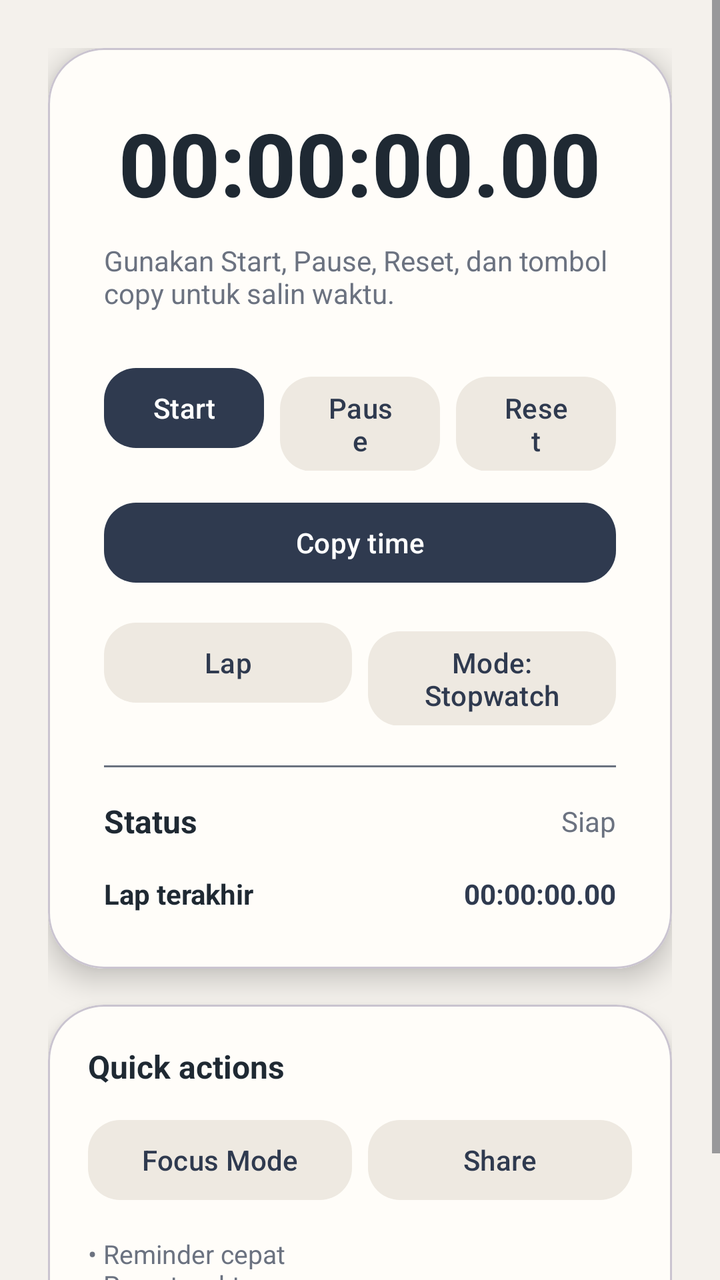
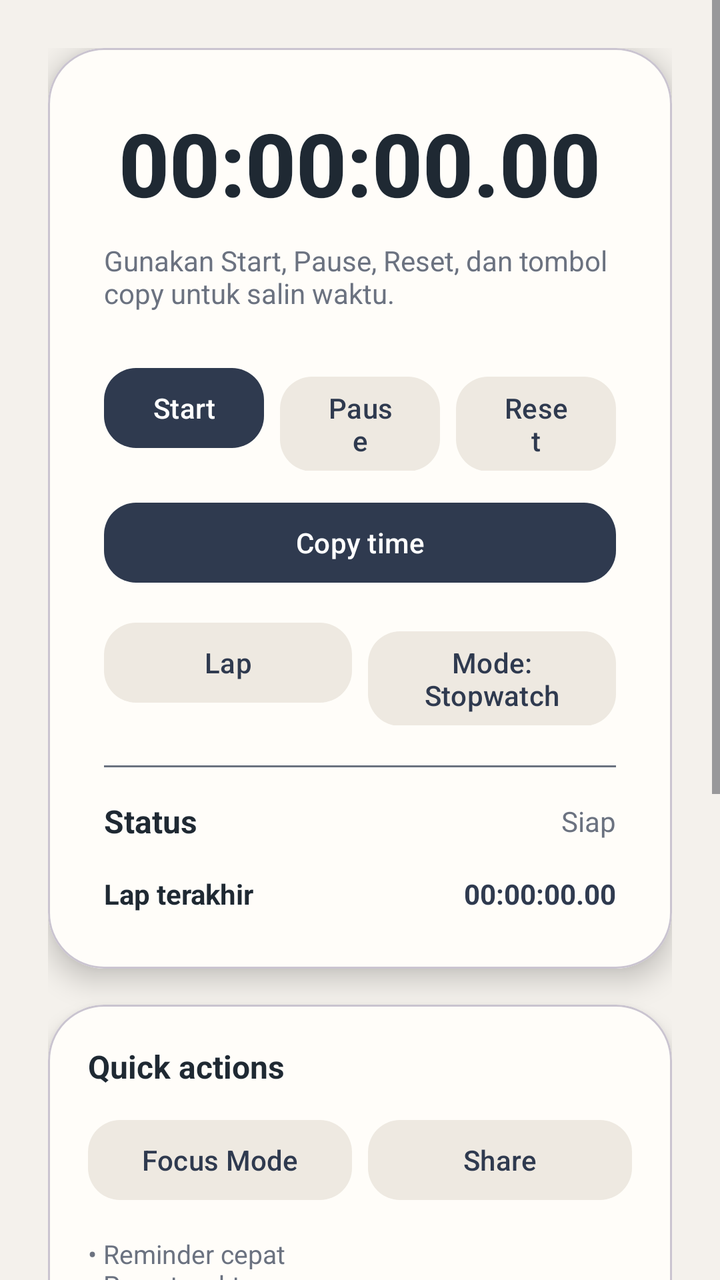

An Android layout rendered at two revisions. The XML below is the earlier revision; the diff shows what the commit changed to produce the second picture.
<!-- AndroidManifest.xml: application theme Theme.App -->
<!-- res/layout/fragment_timer.xml -->
<ScrollView xmlns:android="http://schemas.android.com/apk/res/android"
    xmlns:app="http://schemas.android.com/apk/res-auto"
    android:layout_width="match_parent"
    android:layout_height="match_parent"
    android:fillViewport="true"
    android:background="@color/surface_bg">

    <LinearLayout
        android:layout_width="match_parent"
        android:layout_height="wrap_content"
        android:gravity="center"
        android:orientation="vertical"
        android:padding="24dp">

        <com.google.android.material.card.MaterialCardView
            android:layout_width="match_parent"
            android:layout_height="wrap_content"
            app:cardBackgroundColor="@color/card_bg"
            app:cardCornerRadius="28dp"
            app:cardElevation="8dp">

            <LinearLayout
                android:layout_width="match_parent"
                android:layout_height="wrap_content"
                android:gravity="center"
                android:orientation="vertical"
                android:padding="28dp">

                <TextView
                    android:id="@+id/timer_display"
                    android:layout_width="wrap_content"
                    android:layout_height="wrap_content"
                    android:fontFamily="sans-serif-medium"
                    android:text="@string/timer_initial"
                    android:textAlignment="center"
                    android:textColor="@color/text_main"
                    android:textSize="44sp"
                    android:textStyle="bold" />

                <TextView
                    android:id="@+id/timer_hint"
                    android:layout_width="wrap_content"
                    android:layout_height="wrap_content"
                    android:layout_marginTop="10dp"
                    android:layout_marginBottom="24dp"
                    android:text="@string/timer_hint"
                    android:textAlignment="center"
                    android:textColor="@color/text_muted"
                    android:textSize="14sp" />

                <LinearLayout
                    android:layout_width="match_parent"
                    android:layout_height="wrap_content"
                    android:orientation="horizontal">

                    <com.google.android.material.button.MaterialButton
                        android:id="@+id/btn_start"
                        android:layout_width="0dp"
                        android:layout_height="wrap_content"
                        android:layout_marginEnd="8dp"
                        android:layout_weight="1"
                        android:text="@string/timer_start"
                        android:textColor="@color/on_primary"
                        app:backgroundTint="@color/primary"
                        app:cornerRadius="16dp" />

                    <com.google.android.material.button.MaterialButton
                        android:id="@+id/btn_pause"
                        android:layout_width="0dp"
                        android:layout_height="wrap_content"
                        android:layout_marginEnd="8dp"
                        android:layout_weight="1"
                        android:text="@string/timer_pause"
                        android:textColor="@color/primary"
                        app:backgroundTint="@color/accent_soft"
                        app:cornerRadius="16dp" />

                    <com.google.android.material.button.MaterialButton
                        android:id="@+id/btn_reset"
                        android:layout_width="0dp"
                        android:layout_height="wrap_content"
                        android:layout_weight="1"
                        android:text="@string/timer_reset"
                        android:textColor="@color/primary"
                        app:backgroundTint="@color/accent_soft"
                        app:cornerRadius="16dp" />
                </LinearLayout>

                <com.google.android.material.button.MaterialButton
                    android:id="@+id/btn_copy"
                    android:layout_width="match_parent"
                    android:layout_height="wrap_content"
                    android:layout_marginTop="12dp"
                    android:text="@string/timer_copy"
                    android:textColor="@color/on_primary"
                    app:backgroundTint="@color/primary"
                    app:cornerRadius="16dp" />

                <LinearLayout
                    android:layout_width="match_parent"
                    android:layout_height="wrap_content"
                    android:layout_marginTop="12dp"
                    android:orientation="horizontal">

                    <com.google.android.material.button.MaterialButton
                        android:id="@+id/btn_lap"
                        android:layout_width="0dp"
                        android:layout_height="wrap_content"
                        android:layout_marginEnd="8dp"
                        android:layout_weight="1"
                        android:text="@string/timer_lap"
                        android:textColor="@color/primary"
                        app:backgroundTint="@color/accent_soft"
                        app:cornerRadius="16dp" />

                    <com.google.android.material.button.MaterialButton
                        android:id="@+id/btn_countdown"
                        android:layout_width="0dp"
                        android:layout_height="wrap_content"
                        android:layout_weight="1"
                        android:text="@string/mode_stopwatch"
                        android:textColor="@color/primary"
                        app:backgroundTint="@color/accent_soft"
                        app:cornerRadius="16dp" />
                </LinearLayout>

                <LinearLayout
                    android:id="@+id/target_row"
                    android:layout_width="match_parent"
                    android:layout_height="wrap_content"
                    android:layout_marginTop="12dp"
                    android:gravity="center_vertical"
                    android:orientation="horizontal"
                    android:visibility="gone">

                    <com.google.android.material.button.MaterialButton
                        android:id="@+id/btn_minus"
                        android:layout_width="48dp"
                        android:layout_height="48dp"
                        android:text="−"
                        android:textColor="@color/primary"
                        android:textSize="18sp"
                        app:backgroundTint="@color/accent_soft"
                        app:cornerRadius="24dp" />

                    <TextView
                        android:id="@+id/target_label"
                        android:layout_width="0dp"
                        android:layout_height="wrap_content"
                        android:layout_marginHorizontal="12dp"
                        android:layout_weight="1"
                        android:gravity="center"
                        android:text="Target: 1:00"
                        android:textColor="@color/text_main"
                        android:textSize="15sp"
                        android:textStyle="bold" />

                    <com.google.android.material.button.MaterialButton
                        android:id="@+id/btn_plus"
                        android:layout_width="48dp"
                        android:layout_height="48dp"
                        android:text="+"
                        android:textColor="@color/primary"
                        android:textSize="18sp"
                        app:backgroundTint="@color/accent_soft"
                        app:cornerRadius="24dp" />
                </LinearLayout>

                <View
                    android:layout_width="match_parent"
                    android:layout_height="1dp"
                    android:layout_marginTop="20dp"
                    android:layout_marginBottom="16dp"
                    android:background="@color/text_muted" />

                <LinearLayout
                    android:layout_width="match_parent"
                    android:layout_height="wrap_content"
                    android:gravity="center_vertical"
                    android:orientation="horizontal">

                    <TextView
                        android:layout_width="0dp"
                        android:layout_height="wrap_content"
                        android:layout_weight="1"
                        android:text="@string/timer_status_label"
                        android:textColor="@color/text_main"
                        android:textStyle="bold"
                        android:textSize="16sp" />

                    <TextView
                        android:id="@+id/timer_status"
                        android:layout_width="wrap_content"
                        android:layout_height="wrap_content"
                        android:text="@string/timer_ready"
                        android:textColor="@color/text_muted"
                        android:textSize="14sp" />
                </LinearLayout>

                <ProgressBar
                    android:id="@+id/timer_progress"
                    style="?android:attr/progressBarStyleHorizontal"
                    android:layout_width="match_parent"
                    android:layout_height="wrap_content"
                    android:layout_marginTop="10dp"
                    android:max="100"
                    android:progress="0"
                    android:visibility="gone" />

                <LinearLayout
                    android:layout_width="match_parent"
                    android:layout_height="wrap_content"
                    android:layout_marginTop="16dp"
                    android:orientation="horizontal">

                    <TextView
                        android:layout_width="0dp"
                        android:layout_height="wrap_content"
                        android:layout_weight="1"
                        android:text="@string/timer_last_lap_label"
                        android:textColor="@color/text_main"
                        android:textStyle="bold"
                        android:textSize="14sp" />

                    <TextView
                        android:id="@+id/timer_last_lap"
                        android:layout_width="wrap_content"
                        android:layout_height="wrap_content"
                        android:text="@string/timer_initial"
                        android:textColor="@color/primary"
                        android:textStyle="bold"
                        android:textSize="14sp" />
                </LinearLayout>

                <TextView
                    android:id="@+id/lap_list"
                    android:layout_width="match_parent"
                    android:layout_height="wrap_content"
                    android:layout_marginTop="8dp"
                    android:background="@drawable/bg_button_soft"
                    android:padding="14dp"
                    android:text="@string/no_laps"
                    android:textColor="@color/text_main"
                    android:textSize="13sp"
                    android:visibility="gone" />
            </LinearLayout>
        </com.google.android.material.card.MaterialCardView>

        <com.google.android.material.card.MaterialCardView
            android:layout_width="match_parent"
            android:layout_height="wrap_content"
            android:layout_marginTop="18dp"
            app:cardBackgroundColor="@color/card_bg"
            app:cardCornerRadius="28dp"
            app:cardElevation="6dp">

            <LinearLayout
                android:layout_width="match_parent"
                android:layout_height="wrap_content"
                android:orientation="vertical"
                android:padding="20dp">

                <TextView
                    android:layout_width="wrap_content"
                    android:layout_height="wrap_content"
                    android:text="Quick actions"
                    android:textColor="@color/text_main"
                    android:textStyle="bold"
                    android:textSize="16sp" />

                <LinearLayout
                    android:layout_width="match_parent"
                    android:layout_height="wrap_content"
                    android:layout_marginTop="12dp"
                    android:orientation="horizontal">

                    <com.google.android.material.button.MaterialButton
                        android:id="@+id/btn_focus_mode"
                        android:layout_width="0dp"
                        android:layout_height="wrap_content"
                        android:layout_marginEnd="8dp"
                        android:layout_weight="1"
                        android:text="@string/btn_focus_mode"
                        android:textColor="@color/primary"
                        app:backgroundTint="@color/accent_soft"
                        app:cornerRadius="16dp" />

                    <com.google.android.material.button.MaterialButton
                        android:id="@+id/btn_share"
                        android:layout_width="0dp"
                        android:layout_height="wrap_content"
                        android:layout_weight="1"
                        android:text="@string/btn_share"
                        android:textColor="@color/primary"
                        app:backgroundTint="@color/accent_soft"
                        app:cornerRadius="16dp" />
                </LinearLayout>

                <TextView
                    android:layout_width="match_parent"
                    android:layout_height="wrap_content"
                    android:layout_marginTop="14dp"
                    android:text="• Reminder cepat\n• Preset waktu\n• Statistik sesi"
                    android:textColor="@color/text_muted"
                    android:textSize="13sp" />
            </LinearLayout>
        </com.google.android.material.card.MaterialCardView>
    </LinearLayout>
</ScrollView>
<!-- resources referenced by this layout -->
<resources>
  <color name="accent_soft">#EEE9E1</color>
  <color name="card_bg">#FFFDF9</color>
  <color name="on_primary">#FFFFFFFF</color>
  <color name="primary">#2F3A4F</color>
  <color name="surface_bg">#F4F1EC</color>
  <color name="text_main">#1F2933</color>
  <color name="text_muted">#6B7280</color>
  <!-- drawable bg_button_soft (drawable) -->
  <?xml version="1.0" encoding="utf-8"?>
  <shape xmlns:android="http://schemas.android.com/apk/res/android" android:shape="rectangle">
      <solid android:color="@color/accent_soft" />
      <corners android:radius="16dp" />
  </shape>
  <string name="btn_focus_mode">Focus Mode</string>
  <string name="btn_share">Share</string>
  <string name="mode_stopwatch">Mode: Stopwatch</string>
  <string name="no_laps">Belum ada lap</string>
  <string name="timer_copy">Copy time</string>
  <string name="timer_hint">Gunakan Start, Pause, Reset, dan tombol copy untuk salin waktu.</string>
  <string name="timer_initial">00:00:00.00</string>
  <string name="timer_lap">Lap</string>
  <string name="timer_last_lap_label">Lap terakhir</string>
  <string name="timer_pause">Pause</string>
  <string name="timer_ready">Siap</string>
  <string name="timer_reset">Reset</string>
  <string name="timer_start">Start</string>
  <string name="timer_status_label">Status</string>
  <style name="Theme.App" parent="Theme.Material3.DynamicColors.DayNight.NoActionBar">
          <item name="colorPrimary">@color/primary</item>
          <item name="colorOnPrimary">@color/on_primary</item>
      </style>
</resources>

<!-- the commit's change to res/layout/fragment_timer.xml (unified diff, before → after) -->
@@ -305,5 +305,118 @@
                     android:textSize="13sp" />
             </LinearLayout>
         </com.google.android.material.card.MaterialCardView>
+
+        
+        <com.google.android.material.card.MaterialCardView
+            android:layout_width="match_parent"
+            android:layout_height="wrap_content"
+            android:layout_marginTop="18dp"
+            app:cardBackgroundColor="@color/card_bg"
+            app:cardCornerRadius="28dp"
+            app:cardElevation="6dp">
+
+            <LinearLayout
+                android:layout_width="match_parent"
+                android:layout_height="wrap_content"
+                android:orientation="vertical"
+                android:padding="20dp">
+
+                <TextView
+                    android:layout_width="wrap_content"
+                    android:layout_height="wrap_content"
+                    android:text="Total Durasi"
+                    android:textColor="@color/text_main"
+                    android:textStyle="bold"
+                    android:textSize="16sp" />
+
+                <LinearLayout
+                    android:layout_width="match_parent"
+                    android:layout_height="wrap_content"
+                    android:layout_marginTop="16dp"
+                    android:orientation="horizontal">
+
+                    <LinearLayout
+                        android:layout_width="0dp"
+                        android:layout_height="wrap_content"
+                        android:layout_weight="1"
+                        android:gravity="center"
+                        android:orientation="vertical">
+
+                        <TextView
+                            android:layout_width="wrap_content"
+                            android:layout_height="wrap_content"
+                            android:text="Hari ini"
+                            android:textColor="@color/text_muted"
+                            android:textSize="13sp" />
+
+                        <TextView
+                            android:id="@+id/stat_today"
+                            android:layout_width="wrap_content"
+                            android:layout_height="wrap_content"
+                            android:layout_marginTop="4dp"
+                            android:text="00:00:00"
+                            android:textColor="@color/primary"
+                            android:textSize="18sp"
+                            android:textStyle="bold" />
+                    </LinearLayout>
+
+                    <LinearLayout
+                        android:layout_width="0dp"
+                        android:layout_height="wrap_content"
+                        android:layout_weight="1"
+                        android:gravity="center"
+                        android:orientation="vertical">
+
+                        <TextView
+                            android:layout_width="wrap_content"
+                            android:layout_height="wrap_content"
+                            android:text="Minggu ini"
+                            android:textColor="@color/text_muted"
+                            android:textSize="13sp" />
+
+                        <TextView
+                            android:id="@+id/stat_week"
+                            android:layout_width="wrap_content"
+                            android:layout_height="wrap_content"
+                            android:layout_marginTop="4dp"
+                            android:text="00:00:00"
+                            android:textColor="@color/primary"
+                            android:textSize="18sp"
+                            android:textStyle="bold" />
+                    </LinearLayout>
+
+                    <LinearLayout
+                        android:layout_width="0dp"
+                        android:layout_height="wrap_content"
+                        android:layout_weight="1"
+                        android:gravity="center"
+                        android:orientation="vertical">
+
+                        <TextView
+                            android:layout_width="wrap_content"
+                            android:layout_height="wrap_content"
+                            android:text="Bulan ini"
+                            android:textColor="@color/text_muted"
+                            android:textSize="13sp" />
+
+                        <TextView
+                            android:id="@+id/stat_month"
+                            android:layout_width="wrap_content"
+                            android:layout_height="wrap_content"
+                            android:layout_marginTop="4dp"
+                            android:text="00:00:00"
+                            android:textColor="@color/primary"
+                            android:textSize="18sp"
+                            android:textStyle="bold" />
+                    </LinearLayout>
+                </LinearLayout>
+
+                <com.nx.timer.DurationBarChart
+                    android:id="@+id/duration_chart"
+                    android:layout_width="match_parent"
+                    android:layout_height="160dp"
+                    android:layout_marginTop="20dp" />
+            </LinearLayout>
+        </com.google.android.material.card.MaterialCardView>
     </LinearLayout>
 </ScrollView>
